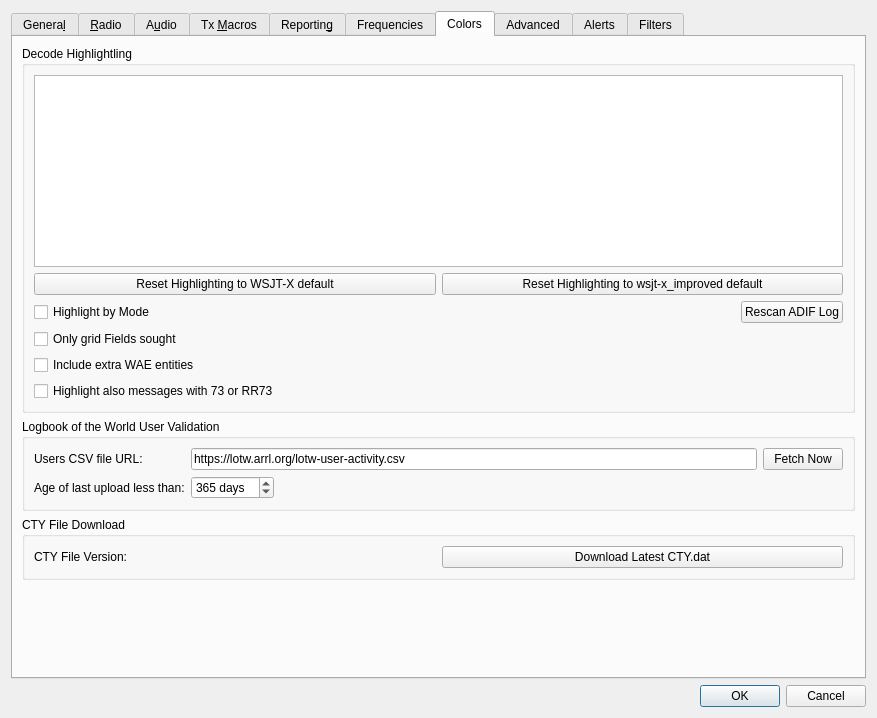
First picture: the form in Configuration.ui, repository uaro-radio/wsjtx, before the edit.
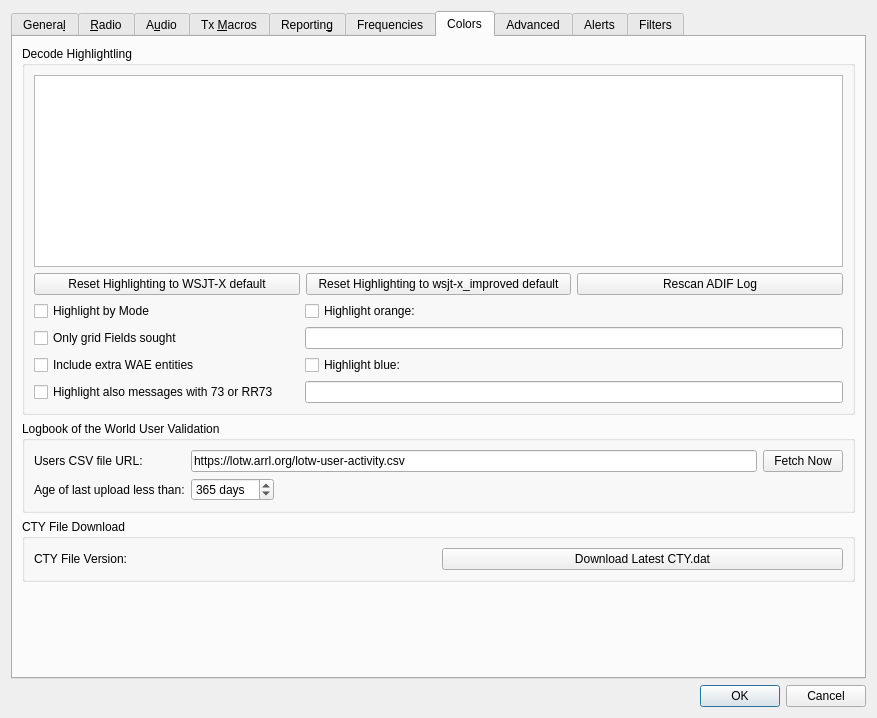
Second picture: the form after the edit. The open tabs and pages were chosen to show the change. Custom widgets are drawn as their Qt base class.

Commit message: Add feature: Highlight individual callsigns or grids orange or blue.

The edit to the form file:
```diff
--- a/Configuration.ui
+++ b/Configuration.ui
@@ -17,7 +17,7 @@
    <item>
     <widget class="QTabWidget" name="configuration_tabs">
      <property name="currentIndex">
-      <number>0</number>
+      <number>6</number>
      </property>
      <widget class="QWidget" name="general_tab">
       <attribute name="title">
@@ -2466,32 +2466,36 @@
           <string>Decode Highlightling</string>
          </property>
          <layout class="QGridLayout" name="gridLayout_5">
-          <item row="5" column="0">
-           <widget class="QCheckBox" name="include_WAE_check_box">
+          <item row="1" column="0" colspan="2">
+           <layout class="QHBoxLayout" name="horizontalLayout_20">
+            <item>
+             <widget class="QPushButton" name="reset_highlighting_to_defaults_push_button">
+              <property name="toolTip">
+               <string>&lt;html&gt;&lt;head/&gt;&lt;body&gt;&lt;p&gt;Push to reset all highlight items above to default values and priorities.&lt;/p&gt;&lt;/body&gt;&lt;/html&gt;</string>
+              </property>
             <property name="text">
-             <string>Include extra WAE entities</string>
+               <string>Reset Highlighting to WSJT-X default</string>
             </property>
            </widget>
           </item>
-          <item row="4" column="0">
-           <widget class="QCheckBox" name="only_fields_check_box">
-            <property name="toolTip">
-             <string>Check to for grid highlighting to only apply to unworked grid fields</string>
-            </property>
+            <item>
+             <widget class="QPushButton" name="reset_highlighting_to_defaults2_push_button">
             <property name="text">
-             <string>Only grid Fields sought</string>
+               <string>Reset Highlighting to wsjt-x_improved default</string>
             </property>
            </widget>
           </item>
-          <item row="3" column="0">
-           <widget class="QCheckBox" name="highlight_by_mode_check_box">
+            <item>
+             <widget class="QPushButton" name="rescan_log_push_button">
             <property name="toolTip">
-             <string>&lt;html&gt;&lt;head/&gt;&lt;body&gt;&lt;p&gt;Check to indicate new DXCC entities, grid squares, and callsigns per mode.&lt;/p&gt;&lt;/body&gt;&lt;/html&gt;</string>
+               <string>&lt;html&gt;&lt;head/&gt;&lt;body&gt;&lt;p&gt;Click to scan the wsjtx_log.adi ADIF file again for worked before information&lt;/p&gt;&lt;/body&gt;&lt;/html&gt;</string>
             </property>
             <property name="text">
-             <string>Highlight by Mode</string>
-            </property>
-           </widget>
+               <string>Rescan ADIF Log</string>
+              </property>
+             </widget>
+            </item>
+           </layout>
           </item>
           <item row="0" column="0" colspan="2">
            <widget class="DecodeHighlightingListView" name="highlighting_list_view">
@@ -2530,56 +2534,89 @@
             </property>
            </widget>
           </item>
-          <item row="3" column="1">
-           <layout class="QHBoxLayout" name="horizontalLayout_15">
-            <item>
+          <item row="3" column="0" colspan="2">
+           <layout class="QGridLayout" name="gridLayout_23">
+            <item row="1" column="0">
+             <widget class="QCheckBox" name="only_fields_check_box">
+              <property name="toolTip">
+               <string>Check to for grid highlighting to only apply to unworked grid fields</string>
+              </property>
+              <property name="text">
+               <string>Only grid Fields sought</string>
+              </property>
+             </widget>
+            </item>
+            <item row="0" column="1">
              <spacer name="horizontalSpacer_5">
               <property name="orientation">
                <enum>Qt::Horizontal</enum>
               </property>
+              <property name="sizeType">
+               <enum>QSizePolicy::Fixed</enum>
+              </property>
               <property name="sizeHint" stdset="0">
                <size>
-                <width>40</width>
+                <width>20</width>
                 <height>20</height>
                </size>
               </property>
              </spacer>
             </item>
-            <item>
-             <widget class="QPushButton" name="rescan_log_push_button">
-              <property name="toolTip">
-               <string>&lt;html&gt;&lt;head/&gt;&lt;body&gt;&lt;p&gt;Click to scan the wsjtx_log.adi ADIF file again for worked before information&lt;/p&gt;&lt;/body&gt;&lt;/html&gt;</string>
-              </property>
+            <item row="2" column="0">
+             <widget class="QCheckBox" name="include_WAE_check_box">
               <property name="text">
-               <string>Rescan ADIF Log</string>
+               <string>Include extra WAE entities</string>
               </property>
              </widget>
             </item>
-           </layout>
-          </item>
-          <item row="6" column="0">
+            <item row="3" column="0">
            <widget class="QCheckBox" name="highlight_73_check_box">
             <property name="text">
              <string>Highlight also messages with 73 or RR73</string>
             </property>
            </widget>
           </item>
-          <item row="1" column="0" colspan="2">
-           <layout class="QHBoxLayout" name="horizontalLayout_20">
-            <item>
-             <widget class="QPushButton" name="reset_highlighting_to_defaults_push_button">
+            <item row="0" column="0">
+             <widget class="QCheckBox" name="highlight_by_mode_check_box">
               <property name="toolTip">
-               <string>&lt;html&gt;&lt;head/&gt;&lt;body&gt;&lt;p&gt;Push to reset all highlight items above to default values and priorities.&lt;/p&gt;&lt;/body&gt;&lt;/html&gt;</string>
+               <string>&lt;html&gt;&lt;head/&gt;&lt;body&gt;&lt;p&gt;Check to indicate new DXCC entities, grid squares, and callsigns per mode.&lt;/p&gt;&lt;/body&gt;&lt;/html&gt;</string>
               </property>
               <property name="text">
-               <string>Reset Highlighting to WSJT-X default</string>
+               <string>Highlight by Mode</string>
               </property>
              </widget>
             </item>
-            <item>
-             <widget class="QPushButton" name="reset_highlighting_to_defaults2_push_button">
+            <item row="0" column="2">
+             <widget class="QCheckBox" name="highlight_orange_check_box">
+              <property name="toolTip">
+               <string>Highlight callsigns or grids with orange background color. Callsigns and/or grids must be separated by comma or space.</string>
+              </property>
               <property name="text">
-               <string>Reset Highlighting to wsjt-x_improved default</string>
+               <string>Highlight orange:</string>
+              </property>
+             </widget>
+            </item>
+            <item row="2" column="2">
+             <widget class="QCheckBox" name="highlight_blue_check_box">
+              <property name="toolTip">
+               <string>Highlight callsigns or grids with blue background color. Callsigns and/or grids must be separated by comma or space.</string>
+              </property>
+              <property name="text">
+               <string>Highlight blue:</string>
+              </property>
+             </widget>
+            </item>
+            <item row="1" column="2">
+             <widget class="QLineEdit" name="highlight_orange_callsigns">
+              <property name="toolTip">
+               <string>Highlight callsigns or grids with orange background color. Callsigns and/or grids must be separated by comma or space.</string>
+              </property>
+             </widget>
+            </item>
+            <item row="3" column="2">
+             <widget class="QLineEdit" name="highlight_blue_callsigns">
+              <property name="toolTip">
+               <string>Highlight callsigns or grids with blue background color. Callsigns and/or grids must be separated by comma or space.</string>
               </property>
              </widget>
             </item>
```
Left out of the diff: 12 changed lines with no effect on the pictures. Lines whose indentation alone changed are shown as unchanged. The commit also changes 18 other files.
